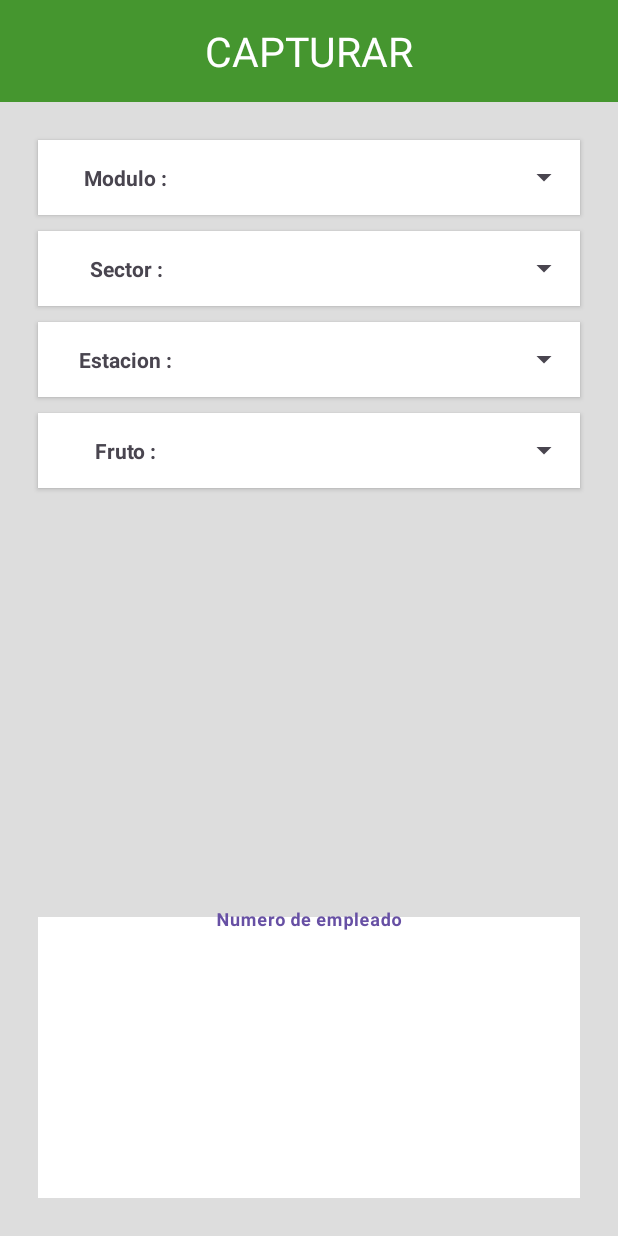
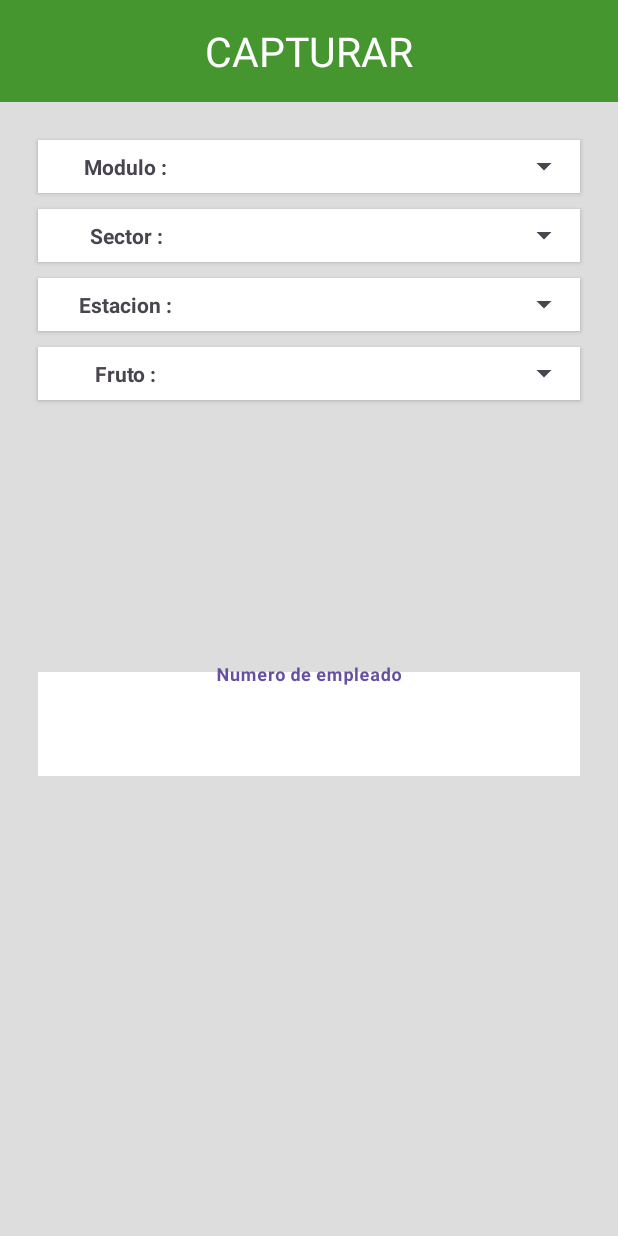
Before and after one commit to JOSShelby/Conteo_Berries, an Android app: the layout activity_pantalla_capturar.xml on its own in the app's theme, with its tools: preview values and no code run, on a phone screen of 412 x 824 dp. Run offline under Robolectric (Android 15) with nearby library versions, the light colour scheme and no system bars.

Commit message:
Ajuste para visualizacion en tablet

```diff
--- a/app/src/main/res/layout/activity_pantalla_capturar.xml
+++ b/app/src/main/res/layout/activity_pantalla_capturar.xml
@@ -46,7 +46,7 @@
 
                 <LinearLayout
                     android:layout_width="match_parent"
-                    android:layout_height="match_parent"
+                    android:layout_height="@dimen/height_spiners"
                     android:background="@color/white"
                     android:layout_weight="1"
                     android:weightSum="3"
@@ -56,7 +56,7 @@
 
                     <TextView
                         android:layout_width="match_parent"
-                        android:layout_height="50dp"
+                        android:layout_height="@dimen/height_spiners"
                         android:gravity="center"
                         android:layout_weight="2"
                         android:text="Modulo : "
@@ -66,7 +66,7 @@
                     <Spinner
                         android:id="@+id/inpModulo"
                         android:layout_width="match_parent"
-                        android:layout_height="match_parent"
+                        android:layout_height="@dimen/height_spiners"
                         android:textAlignment="center"
                         android:layout_weight="1"
                         android:hint="Modulo"
@@ -79,7 +79,7 @@
 
             <LinearLayout
                 android:layout_width="match_parent"
-                android:layout_height="50dp"
+                android:layout_height="@dimen/height_spiners"
                 android:background="@color/white"
                 android:layout_weight="1"
                 android:weightSum="3"
@@ -90,7 +90,7 @@
 
                 <TextView
                     android:layout_width="match_parent"
-                    android:layout_height="match_parent"
+                    android:layout_height="@dimen/height_spiners"
                     android:layout_weight="2"
                     android:text="Sector : "
                     android:gravity="center"
@@ -99,7 +99,7 @@
                 <Spinner
                     android:id="@+id/inpSector"
                     android:layout_width="match_parent"
-                    android:layout_height="match_parent"
+                    android:layout_height="@dimen/height_spiners"
                     android:hint="Sector"
                     android:textAlignment="center"
                     android:layout_weight="1"
@@ -110,7 +110,7 @@
 
             <LinearLayout
                 android:layout_width="match_parent"
-                android:layout_height="match_parent"
+                android:layout_height="@dimen/height_spiners"
                 android:background="@color/white"
                 android:layout_weight="1"
                 android:weightSum="3"
@@ -121,7 +121,7 @@
 
                 <TextView
                     android:layout_width="match_parent"
-                    android:layout_height="50dp"
+                    android:layout_height="@dimen/height_spiners"
                     android:layout_weight="2"
                     android:text="Estacion : "
                     android:gravity="center"
@@ -130,7 +130,7 @@
                 <Spinner
                     android:id="@+id/inpEstacion"
                     android:layout_width="match_parent"
-                    android:layout_height="match_parent"
+                    android:layout_height="@dimen/height_spiners"
                     android:hint="Modulo"
                     android:textAlignment="center"
                     android:layout_weight="1"
@@ -142,7 +142,7 @@
             <LinearLayout
                 android:layout_margin="5dp"
                 android:layout_width="match_parent"
-                android:layout_height="50dp"
+                android:layout_height="@dimen/height_spiners"
                 android:background="@color/white"
                 android:layout_weight="1"
                 android:weightSum="3"
@@ -152,7 +152,7 @@
 
                 <TextView
                     android:layout_width="match_parent"
-                    android:layout_height="match_parent"
+                    android:layout_height="@dimen/height_spiners"
                     android:layout_weight="2"
                     android:text="Fruto : "
                     android:gravity="center"
@@ -162,7 +162,7 @@
                 <Spinner
                     android:id="@+id/inpFruto"
                     android:layout_width="match_parent"
-                    android:layout_height="match_parent"
+                    android:layout_height="@dimen/height_spiners"
                     android:hint="Fruto"
                     android:textAlignment="center"
                     android:layout_weight="1"
@@ -178,15 +178,17 @@
 
         <FrameLayout
             android:id="@+id/container_frame_layout"
-            android:layout_width="300dp"
-            android:layout_height="250dp"
+            android:layout_marginTop="@dimen/margin_top"
+            android:layout_width="match_parent"
+            android:layout_height="@dimen/height_scaner"
             android:layout_gravity="center"/>
 
         <com.google.android.material.textfield.TextInputLayout
             android:layout_width="match_parent"
             android:layout_height="match_parent"
+            android:layout_marginTop="@dimen/margin_top"
             android:layout_weight="1"
-            android:gravity="center"
+            android:gravity="start"
             android:layout_margin="5dp"
             android:elevation="2dp"
             >
@@ -194,14 +196,13 @@
             <com.google.android.material.textfield.TextInputEditText
                 android:id="@+id/inpNumEmpleado"
                 android:layout_width="match_parent"
-                android:layout_height="match_parent"
+                android:layout_height="wrap_content"
+                android:layout_margin="20dp"
                 android:background="#ffffff"
                 android:gravity="center"
+                android:hint="Numero de empleado"
                 android:textSize="25dp"
-                android:layout_margin="20dp"
-                android:hint="Numero de empleado"
-                android:textStyle="bold"
-                />
+                android:textStyle="bold" />
         </com.google.android.material.textfield.TextInputLayout>
 
     </LinearLayout>
--- a/app/src/main/res/layout/fragment_q_r_scanner.xml
+++ b/app/src/main/res/layout/fragment_q_r_scanner.xml
@@ -7,11 +7,11 @@
 
     <com.journeyapps.barcodescanner.DecoratedBarcodeView
         android:id="@+id/barcodeView"
-        android:layout_width="300dp"
+        android:layout_width="match_parent"
     android:layout_height="300dp"
     android:layout_gravity="center"
-    android:layout_marginTop="20dp"
-    android:layout_marginBottom="20dp"
+    android:layout_marginTop="40dp"
+    android:layout_marginBottom="40dp"
     android:layout_marginStart="20dp"
     android:layout_marginEnd="20dp"
     />
--- /dev/null
+++ b/app/src/main/res/values-sw320dp/dimen.xml
@@ -0,0 +1,24 @@
+<?xml version="1.0" encoding="utf-8"?>
+<resources>
+<!--    MEDIDAS PARA UN DISPOSITIVO CHICO-->
+
+<!--    MARGENES-->
+    <dimen name="margin_top">45dp</dimen>
+    <dimen name="margin_left">20dp</dimen>
+    <dimen name="margin_right">20dp</dimen>
+
+<!--    BOTONES PRINCIPALES-->
+    <dimen name="height_botones">100dp</dimen>
+    <dimen name="width_botones">100dp</dimen>
+
+<!--    SPINERS-->
+    <dimen name="height_spiners">35dp</dimen>
+
+<!--    ESCANER CON CAMARA-->
+    <dimen name="height_scaner">100dp</dimen>
+    <dimen name="width_scaner">300dp</dimen>
+
+<!--    CAJA DONDE APARECE EL NUMERO DE EMPLEADO-->
+    <dimen name="heigth_num_empleado">50dp</dimen>
+
+</resources>
--- /dev/null
+++ b/app/src/main/res/values-sw600dp/dimen.xml
@@ -0,0 +1,24 @@
+<?xml version="1.0" encoding="utf-8"?>
+<resources>
+    <!--    MEDIDAS PARA UN DISPOSITIVO CHICO-->
+
+    <!--    MARGENES-->
+    <dimen name="margin_top">40dp</dimen>
+    <dimen name="margin_left">20dp</dimen>
+    <dimen name="margin_right">20dp</dimen>
+
+    <!--    BOTONES PRINCIPALES-->
+    <dimen name="height_botones">150dp</dimen>
+    <dimen name="width_botones">150dp</dimen>
+
+    <!--    SPINERS-->
+    <dimen name="height_spiners">50dp</dimen>
+
+    <!--    ESCANER CON CAMARA-->
+    <dimen name="height_scaner">100dp</dimen>
+    <dimen name="width_scaner">2000dp</dimen>
+
+    <!--    CAJA DONDE APARECE EL NUMERO DE EMPLEADO-->
+    <dimen name="heigth_num_empleado">100dp</dimen>
+
+</resources>
```
Also changed, not shown: app/src/main/res/layout/activity_main.xml (+5 -5 lines).
